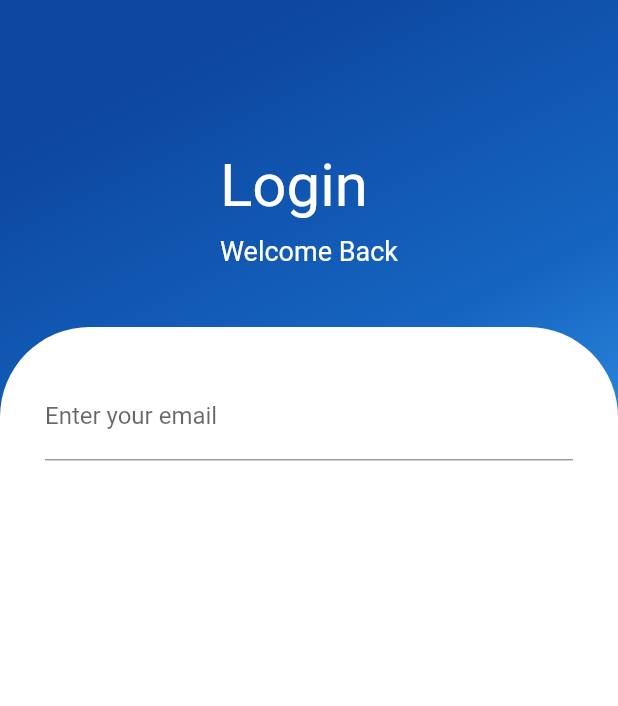
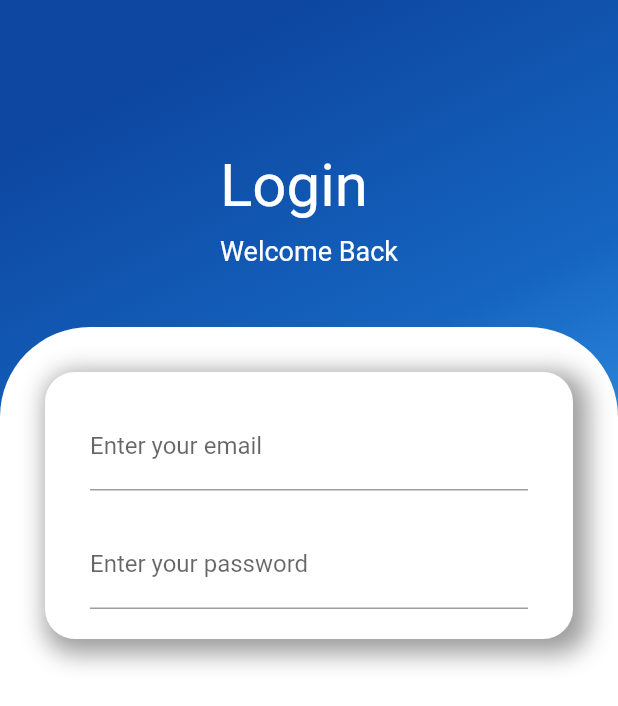
Before and after one commit to vijeth-simha/student-study-material-app, a Flutter app: the screen it shows after launch, on a phone screen of 412 x 824 dp. Shown: the top 706 px of the screen. Run offline on Flutter 3.47's test engine with Material 2 defaults, Android fonts, the phone set to English and light mode, and no system bars.

Commit message:
playing around containers

```diff
--- a/lib/pages/login.dart
+++ b/lib/pages/login.dart
@@ -56,6 +56,25 @@ class _LoginState extends State<Login> {
                   child: SingleChildScrollView(
                     child: Padding(
                       padding: const EdgeInsets.all(30),
+                      child: Container(
+                        decoration: const BoxDecoration(
+                            boxShadow: [
+                              BoxShadow(
+                                color: Colors.grey,
+                                blurRadius: 13.0, // soften the shadow
+                                spreadRadius: 5.0, //extend the shadow
+                                offset: Offset(
+                                  5.0, // Move to right 5  horizontally
+                                  5.0, // Move to bottom 5 Vertically
+                                ),
+                              )
+                            ],
+                            color: Colors.white,
+                            borderRadius:
+                                BorderRadius.all(Radius.circular(20.0))),
+                        child: Padding(
+                          padding: const EdgeInsets.symmetric(
+                              horizontal: 30, vertical: 20),
                           child: Form(
                               key: formKey,
                               child: Column(
@@ -73,9 +92,26 @@ class _LoginState extends State<Login> {
                                         return null;
                                       }
                                     },
-                              )
+                                  ),
+                                  const SizedBox(height: 20),
+                                  TextFormField(
+                                    controller: emailController,
+                                    decoration: const InputDecoration(
+                                        labelText: "Enter your password"),
+                                    validator: (value) {
+                                      if (value!.isEmpty ||
+                                          !RegExp(r'^(([^<>()[\]\\.,;:\s@\"]+(\.[^<>()[\]\\.,;:\s@\"]+)*)|(\".+\"))@((\[[0-9]{1,3}\.[0-9]{1,3}\.[0-9]{1,3}\.[0-9]{1,3}\])|(([a-zA-Z\-0-9]+\.)+[a-zA-Z]{2,}))$')
+                                              .hasMatch(value)) {
+                                        return "Enter the email correctly";
+                                      } else {
+                                        return null;
+                                      }
+                                    },
+                                  ),
                                 ],
                               )),
+                        ),
+                      ),
                     ),
                   ),
                 ),
```
Lines whose indentation alone changed are shown as unchanged.
